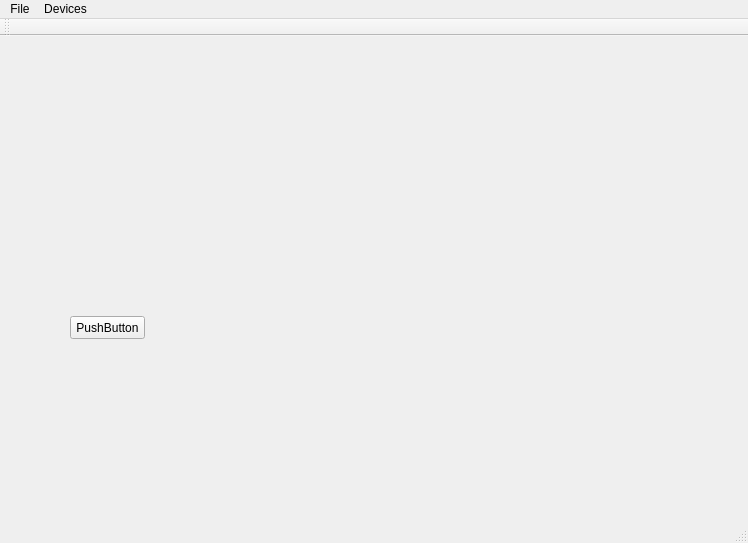
The window that mainwindow.ui (tvabramov/WebCamRecognizer) describes before a commit, drawn with Qt 5.
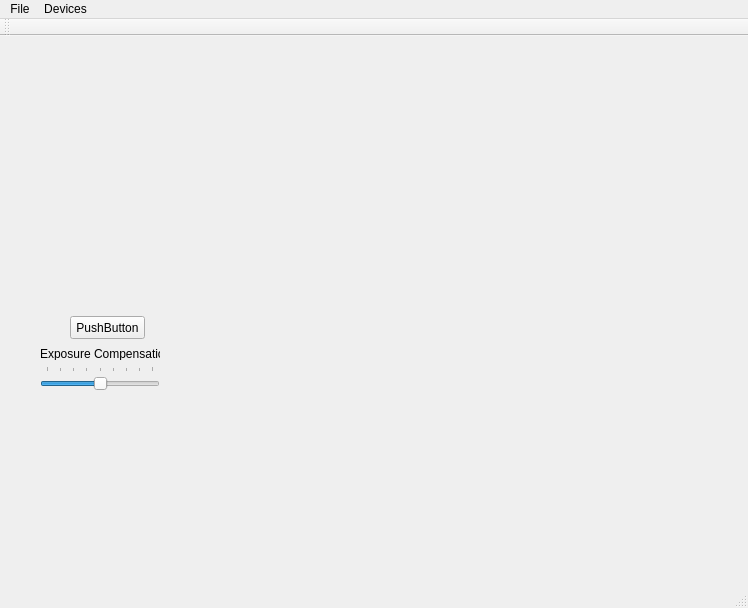
The same window after the commit. Icons and pictures are not drawn. Custom widgets are drawn as their Qt base class.

Commit message: Gui has been improved 2

Diff of the .ui file:
```diff
--- a/mainwindow.ui
+++ b/mainwindow.ui
@@ -7,7 +7,7 @@
     <x>0</x>
     <y>0</y>
     <width>748</width>
-    <height>543</height>
+    <height>608</height>
    </rect>
   </property>
   <property name="windowTitle">
@@ -59,6 +59,44 @@
      <string/>
     </property>
    </widget>
+   <widget class="QLabel" name="labelExposureCompensation">
+    <property name="geometry">
+     <rect>
+      <x>40</x>
+      <y>311</y>
+      <width>120</width>
+      <height>13</height>
+     </rect>
+    </property>
+    <property name="text">
+     <string>Exposure Compensation:</string>
+    </property>
+   </widget>
+   <widget class="QSlider" name="sliderExposureCompensation">
+    <property name="geometry">
+     <rect>
+      <x>40</x>
+      <y>330</y>
+      <width>120</width>
+      <height>27</height>
+     </rect>
+    </property>
+    <property name="minimum">
+     <number>-4</number>
+    </property>
+    <property name="maximum">
+     <number>4</number>
+    </property>
+    <property name="pageStep">
+     <number>2</number>
+    </property>
+    <property name="orientation">
+     <enum>Qt::Horizontal</enum>
+    </property>
+    <property name="tickPosition">
+     <enum>QSlider::TicksAbove</enum>
+    </property>
+   </widget>
   </widget>
   <widget class="QMenuBar" name="menuBar">
    <property name="geometry">
```
Left out of the diff: 26 changed lines with no effect on the pictures. The commit also changes 2 other files.
